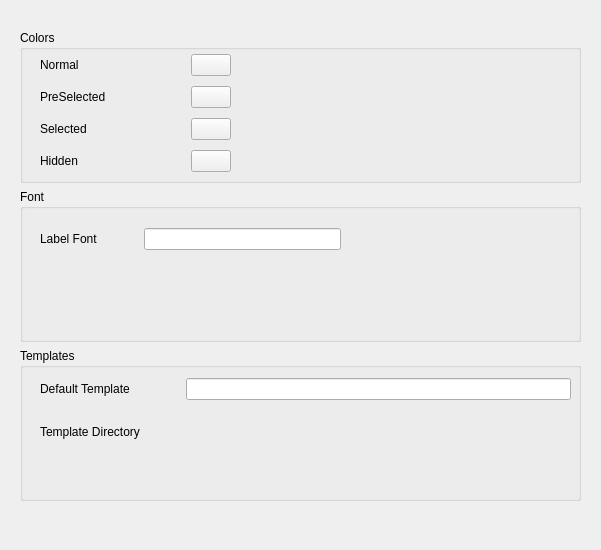
First picture: the form in src/Mod/TechDraw/Gui/DlgPrefsTechDraw.ui, repository berndhahnebach/All_FreeCAD, before the edit.
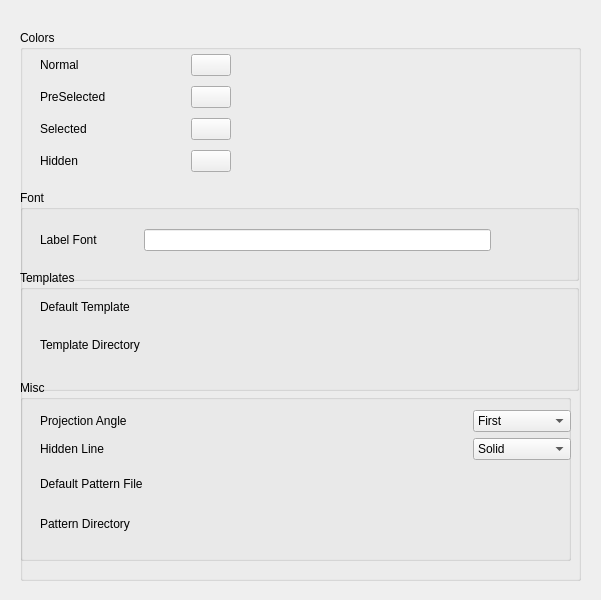
Second picture: the form after the edit. Custom widgets are drawn as their Qt base class.

What changed in the file:
```diff
--- a/src/Mod/TechDraw/Gui/DlgPrefsTechDraw.ui
+++ b/src/Mod/TechDraw/Gui/DlgPrefsTechDraw.ui
@@ -7,7 +7,7 @@
     <x>0</x>
     <y>0</y>
     <width>601</width>
-    <height>550</height>
+    <height>600</height>
    </rect>
   </property>
   <property name="windowTitle">
@@ -19,7 +19,7 @@
      <x>20</x>
      <y>30</y>
      <width>561</width>
-     <height>471</height>
+     <height>551</height>
     </rect>
    </property>
    <layout class="QVBoxLayout" name="verticalLayout">
@@ -142,10 +142,15 @@
         </item>
        </layout>
       </widget>
-     </widget>
-    </item>
-    <item>
      <widget class="QGroupBox" name="gb_Font">
+       <property name="geometry">
+        <rect>
+         <x>0</x>
+         <y>160</y>
+         <width>559</width>
+         <height>91</height>
+        </rect>
+       </property>
       <property name="sizePolicy">
        <sizepolicy hsizetype="Preferred" vsizetype="Preferred">
         <horstretch>0</horstretch>
@@ -160,7 +165,7 @@
         <rect>
          <x>20</x>
          <y>30</y>
-         <width>301</width>
+          <width>451</width>
          <height>41</height>
         </rect>
        </property>
@@ -201,9 +206,15 @@
        </layout>
       </widget>
      </widget>
-    </item>
-    <item>
      <widget class="QGroupBox" name="gb_Templates">
+       <property name="geometry">
+        <rect>
+         <x>0</x>
+         <y>240</y>
+         <width>559</width>
+         <height>121</height>
+        </rect>
+       </property>
       <property name="title">
        <string>Templates</string>
       </property>
@@ -211,32 +222,12 @@
        <property name="geometry">
         <rect>
          <x>20</x>
-         <y>30</y>
-         <width>531</width>
-         <height>80</height>
+          <y>20</y>
+          <width>451</width>
+          <height>71</height>
         </rect>
        </property>
        <layout class="QGridLayout" name="gridLayout_3">
-        <item row="1" column="2">
-         <widget class="Gui::PrefFileChooser" name="pfc_DefDir">
-          <property name="mode">
-           <enum>Gui::FileChooser::Directory</enum>
-          </property>
-          <property name="prefEntry" stdset="0">
-           <cstring>TemplateDir</cstring>
-          </property>
-          <property name="prefPath" stdset="0">
-           <cstring>/Mod/TechDraw</cstring>
-          </property>
-         </widget>
-        </item>
-        <item row="0" column="0">
-         <widget class="QLabel" name="label">
-          <property name="text">
-           <string>Default Template</string>
-          </property>
-         </widget>
-        </item>
         <item row="1" column="0">
          <widget class="QLabel" name="label_2">
           <property name="text">
@@ -244,33 +235,195 @@
           </property>
          </widget>
         </item>
-        <item row="0" column="1">
-         <spacer name="horizontalSpacer_3">
-          <property name="orientation">
-           <enum>Qt::Horizontal</enum>
-          </property>
-          <property name="sizeType">
-           <enum>QSizePolicy::Fixed</enum>
-          </property>
-          <property name="sizeHint" stdset="0">
-           <size>
-            <width>40</width>
-            <height>20</height>
-           </size>
-          </property>
-         </spacer>
-        </item>
-        <item row="0" column="2">
-         <widget class="Gui::PrefLineEdit" name="le_DefTemplate">
+         <item row="0" column="0">
+          <widget class="QLabel" name="label">
+           <property name="text">
+            <string>Default Template</string>
+           </property>
+          </widget>
+         </item>
+         <item row="1" column="1" colspan="2">
+          <widget class="Gui::PrefFileChooser" name="pfc_DefDir">
+           <property name="mode">
+            <enum>Gui::FileChooser::Directory</enum>
+           </property>
+           <property name="prefEntry" stdset="0">
+            <cstring>TemplateDir</cstring>
+           </property>
+           <property name="prefPath" stdset="0">
+            <cstring>/Mod/TechDraw</cstring>
+           </property>
+          </widget>
+         </item>
+         <item row="0" column="1" colspan="2">
+          <widget class="Gui::PrefFileChooser" name="pfc_DefTemp">
           <property name="prefEntry" stdset="0">
            <cstring>TemplateFile</cstring>
           </property>
           <property name="prefPath" stdset="0">
+            <cstring>/Mod/TechDraw</cstring>
+           </property>
+          </widget>
+         </item>
+        </layout>
+       </widget>
+      </widget>
+      <widget class="QGroupBox" name="gbMisc">
+       <property name="geometry">
+        <rect>
+         <x>0</x>
+         <y>350</y>
+         <width>551</width>
+         <height>181</height>
+        </rect>
+       </property>
+       <property name="title">
+        <string>Misc</string>
+       </property>
+       <widget class="QWidget" name="gridLayoutWidget_4">
+        <property name="geometry">
+         <rect>
+          <x>20</x>
+          <y>30</y>
+          <width>531</width>
+          <height>131</height>
+         </rect>
+        </property>
+        <layout class="QGridLayout" name="gridLayout_4">
+         <item row="1" column="0">
+          <widget class="QLabel" name="lbl_HidLine">
+           <property name="text">
+            <string>Hidden Line</string>
+           </property>
+          </widget>
+         </item>
+         <item row="1" column="1">
+          <spacer name="horizontalSpacer_5">
+           <property name="orientation">
+            <enum>Qt::Horizontal</enum>
+           </property>
+           <property name="sizeHint" stdset="0">
+            <size>
+             <width>40</width>
+             <height>20</height>
+            </size>
+           </property>
+          </spacer>
+         </item>
+         <item row="0" column="2">
+          <widget class="Gui::PrefComboBox" name="cb_Angle">
+           <property name="prefEntry" stdset="0">
+            <cstring>ProjectionAngle</cstring>
+           </property>
+           <property name="prefPath" stdset="0">
            <cstring>Mod/TechDraw</cstring>
           </property>
-         </widget>
-        </item>
-       </layout>
+           <item>
+            <property name="text">
+             <string>First</string>
+            </property>
+           </item>
+           <item>
+            <property name="text">
+             <string>Third</string>
+            </property>
+           </item>
+          </widget>
+         </item>
+         <item row="0" column="1">
+          <spacer name="horizontalSpacer_4">
+           <property name="orientation">
+            <enum>Qt::Horizontal</enum>
+           </property>
+           <property name="sizeHint" stdset="0">
+            <size>
+             <width>40</width>
+             <height>20</height>
+            </size>
+           </property>
+          </spacer>
+         </item>
+         <item row="1" column="2">
+          <widget class="Gui::PrefComboBox" name="cb_HidLine">
+           <property name="prefEntry" stdset="0">
+            <cstring>HiddenLine</cstring>
+           </property>
+           <property name="prefPath" stdset="0">
+            <cstring>Mod/TechDraw</cstring>
+           </property>
+           <item>
+            <property name="text">
+             <string>Solid</string>
+            </property>
+           </item>
+           <item>
+            <property name="text">
+             <string>Dash</string>
+            </property>
+           </item>
+           <item>
+            <property name="text">
+             <string>Dot</string>
+            </property>
+           </item>
+           <item>
+            <property name="text">
+             <string>DashDot</string>
+            </property>
+           </item>
+           <item>
+            <property name="text">
+             <string>DashDotDot</string>
+            </property>
+           </item>
+          </widget>
+         </item>
+         <item row="0" column="0">
+          <widget class="QLabel" name="lbl_Angle">
+           <property name="text">
+            <string>Projection Angle</string>
+           </property>
+          </widget>
+         </item>
+         <item row="3" column="0">
+          <widget class="QLabel" name="lbl_HatchDir">
+           <property name="text">
+            <string>Pattern Directory</string>
+           </property>
+          </widget>
+         </item>
+         <item row="2" column="0">
+          <widget class="QLabel" name="lbl_Hatch">
+           <property name="text">
+            <string>Default Pattern File</string>
+           </property>
+          </widget>
+         </item>
+         <item row="2" column="2">
+          <widget class="Gui::PrefFileChooser" name="pfc_HatchFile">
+           <property name="prefEntry" stdset="0">
+            <cstring>PatternFile</cstring>
+           </property>
+           <property name="prefPath" stdset="0">
+            <cstring>/Mod/TechDraw</cstring>
+           </property>
+          </widget>
+         </item>
+         <item row="3" column="2">
+          <widget class="Gui::PrefFileChooser" name="pfc_HatchDir">
+           <property name="mode">
+            <enum>Gui::FileChooser::Directory</enum>
+           </property>
+           <property name="prefEntry" stdset="0">
+            <cstring>PatternDir</cstring>
+           </property>
+           <property name="prefPath" stdset="0">
+            <cstring>/Mod/TechDraw</cstring>
+           </property>
+          </widget>
+         </item>
+        </layout>
+       </widget>
       </widget>
      </widget>
     </item>
@@ -298,6 +451,11 @@
    <extends>Gui::ColorButton</extends>
    <header>Gui/PrefWidgets.h</header>
   </customwidget>
+  <customwidget>
+   <class>Gui::PrefComboBox</class>
+   <extends>QComboBox</extends>
+   <header>Gui/PrefWidgets.h</header>
+  </customwidget>
   <customwidget>
    <class>Gui::PrefLineEdit</class>
    <extends>QLineEdit</extends>
```
Lines whose indentation alone changed are shown as unchanged.
